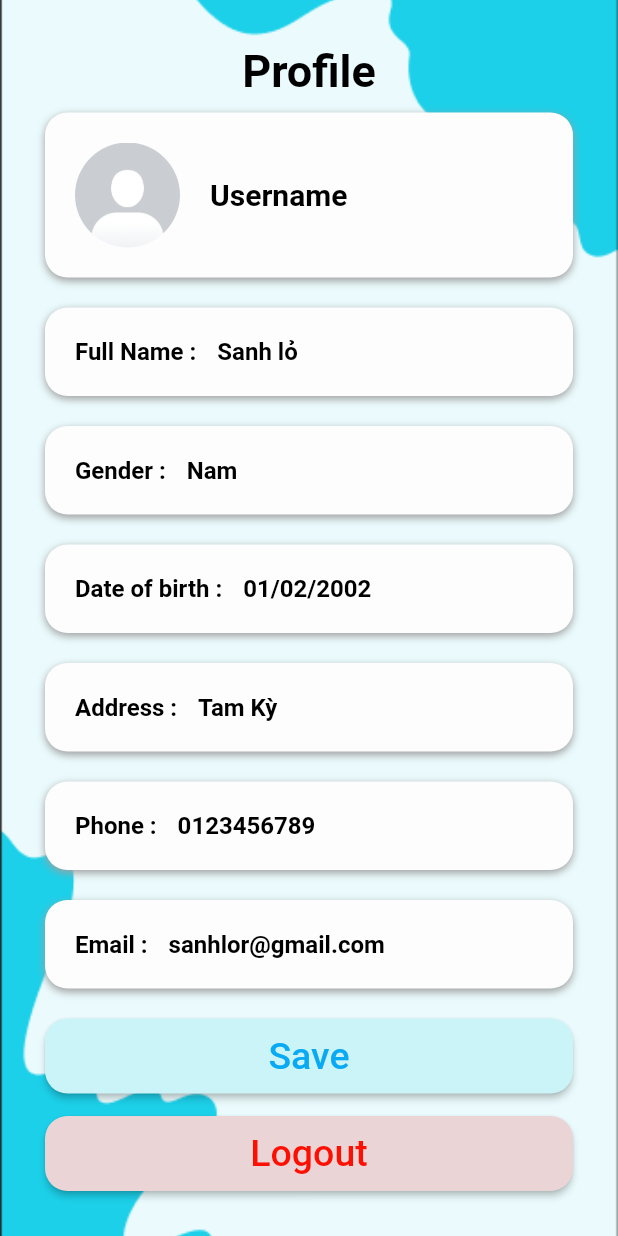
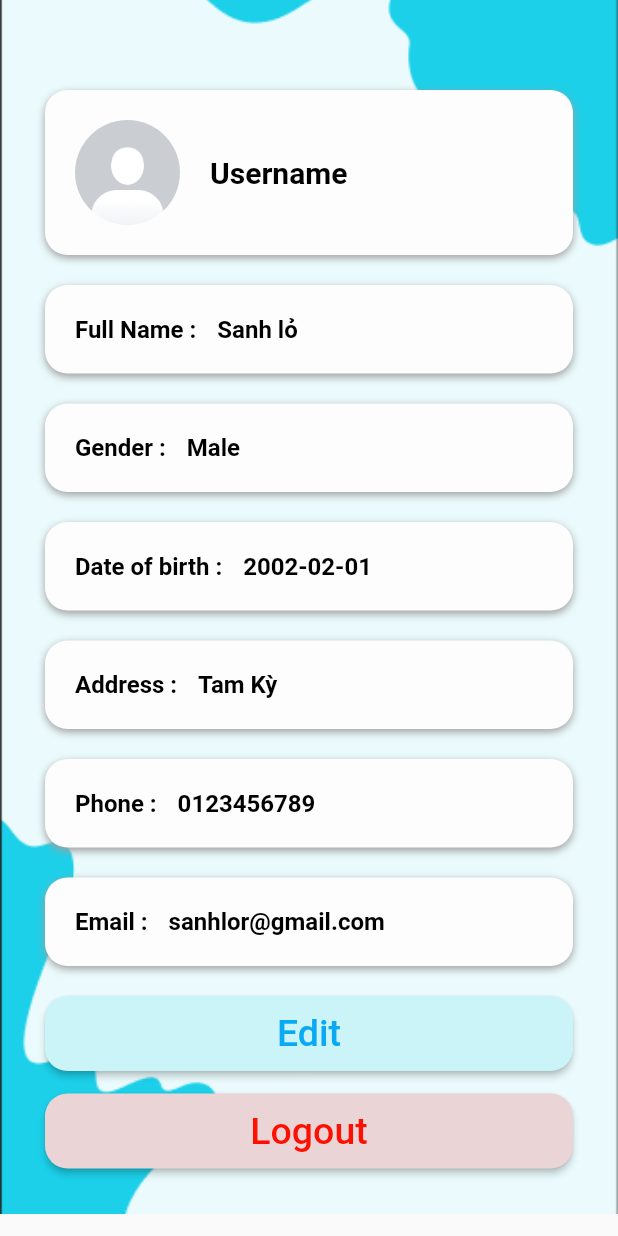
Before and after one commit to vuaspro1/english_learning, a Flutter app: the ProfileScreen screen opened directly, on a phone screen of 412 x 824 dp. Run offline on Flutter 3.47's test engine with Material 2 defaults, Android fonts, the light colour scheme and no system bars; our stand-ins replace get, google_fonts.

Commit message:
update Create EditProfile

```diff
--- a/lib/main.dart
+++ b/lib/main.dart
@@ -17,7 +17,7 @@ class MyApp extends StatelessWidget {
       theme: TAppTheme.lightTheme,
       darkTheme: TAppTheme.darkTheme,
       themeMode: ThemeMode.system,
-      home: const WelcomeScreen(),
+      home: const ProfileScreen(),
     );
   }
 }
--- a/lib/src/constants/text_strings.dart
+++ b/lib/src/constants/text_strings.dart
@@ -22,7 +22,7 @@ const String tPhone = "Phone : ";
 const String tDateOfBirth = "Date of birth : ";
 const String tGender = "Gender : ";
 const String tAddress = "Address : ";
-enum Gender { male, female }
+enum Gender { Male, Female }
 const String tMale = "Male";
 const String tFemale = "Female";
 const String tVerifyPassword = "Verify password";
@@ -30,12 +30,14 @@ const String tVerifyPassword = "Verify password";
 // --Profile Screen Text
 const String tUserNameUser = "user";
 const String tPasswordUser = "user";
-const String tFullNameUser = "Sanh lỏ";
-const String tEmailUser = "sanhlor@gmail.com";
-const String tPhoneUser = "0123456789";
-const String tDateOfBirthUser = "01/02/2002";
-const String tGenderUser = "Nam";
-const String tAddressUser = "Tam Kỳ";
+String tFullNameUser = "Sanh lỏ";
+String tEmailUser = "sanhlor@gmail.com";
+String tPhoneUser = "0123456789";
+String tDateOfBirthUser = "2002-02-01";
+String tGenderUser = "Male";
+String tAddressUser = "Tam Kỳ";
+const String tEdit = "Edit";
 const String tSave = "Save";
 const String tLogout = "Logout";
 const String tProfile = "Profile";
+const String tEditProfile = "EditProfile";
--- a/lib/src/features/authentication/screens/home/home.dart
+++ b/lib/src/features/authentication/screens/home/home.dart
@@ -26,6 +26,7 @@ class _HomeScreenState extends State<HomeScreen> {
             ),
           )
         ),
+
       ),
     );
   }
--- a/lib/src/features/authentication/screens/profile/profile.dart
+++ b/lib/src/features/authentication/screens/profile/profile.dart
@@ -1,7 +1,9 @@
 import 'package:english_learning/src/constants/colors.dart';
 import 'package:english_learning/src/constants/image_strings.dart';
 import 'package:english_learning/src/constants/text_strings.dart';
+import 'package:english_learning/src/features/authentication/screens/profile/EditProfile.dart';
 import 'package:flutter/material.dart';
+
 
 import '../../../../constants/sizes.dart';
 import '../../../../utils/theme/widget_themes/button_theme.dart';
@@ -34,15 +36,15 @@ class _ProfileScreenState extends State<ProfileScreen> {
 
             child: Column(
               children: [
-
-               const Text(tProfile, style: TextStyle(
-                  fontSize: tDefaultSize,
-                  color: tDarkColor,
-                 fontWeight: FontWeight.bold,
-                ),
-               textAlign: TextAlign.left,
-               ),
-                const SizedBox(height: tFormHeight-20,),
+               //
+               // const Text(tProfile, style: TextStyle(
+               //    fontSize: tDefaultSize,
+               //    color: tDarkColor,
+               //   fontWeight: FontWeight.bold,
+               //  ),
+               // textAlign: TextAlign.left,
+               // ),
+                const SizedBox(height: tFormHeight,),
               Container(
                 width: double.infinity,
                 padding: const EdgeInsets.symmetric(vertical: 20.0),
@@ -101,8 +103,15 @@ class _ProfileScreenState extends State<ProfileScreen> {
 
                 const SizedBox(height: tFormHeight - 10),
                 buildCustomButton(
-                  text: tSave,
-                  onPressed: () {},
+                  text: tEdit,
+                  onPressed: () {
+                    Navigator.push(
+                      context,
+                      MaterialPageRoute(builder: (context) {
+                       return EditProfile();
+                     }),
+                    );
+                  },
                   backgroundColor: tBackgroundButtonColor,
                   textColor: tTextButtonColor,
                 ),
--- a/lib/src/features/authentication/screens/signup/signup_screen.dart
+++ b/lib/src/features/authentication/screens/signup/signup_screen.dart
@@ -17,7 +17,7 @@ class SignUpScreen extends StatefulWidget {
 }
 class _SignUpScreenState extends State<SignUpScreen> {
   bool _obscureText = true;
-  Gender? _selectedGender = Gender.male;
+  Gender? _selectedGender = Gender.Male;
   DateTime? _selectedDate;
   bool _obscureVerifyPasswordText = true;
 
@@ -112,7 +112,7 @@ class _SignUpScreenState extends State<SignUpScreen> {
                               ),
                             ),
                             Radio<Gender>(
-                              value: Gender.male,
+                              value: Gender.Male,
                               groupValue: _selectedGender,
                               onChanged: (Gender? value) {
                                 setState(() {
@@ -125,7 +125,7 @@ class _SignUpScreenState extends State<SignUpScreen> {
                                   fontSize: tFormSize
                               ),),
                             Radio<Gender>(
-                              value: Gender.female,
+                              value: Gender.Female,
                               groupValue: _selectedGender,
                               onChanged: (Gender? value) {
                                 setState(() {
--- a/lib/src/utils/theme/widget_themes/text_field_row_theme.dart
+++ b/lib/src/utils/theme/widget_themes/text_field_row_theme.dart
@@ -25,7 +25,7 @@ Widget buildTextFieldRow(String label, String value) {
           margin: EdgeInsets.only(left: 20.0),
           child: Text(
             label,
-            style: TextStyle(
+            style: const TextStyle(
               color: tDarkColor,
               fontWeight: FontWeight.bold,
               fontSize: tFontSizeSubTitle,
--- a/pubspec.yaml
+++ b/pubspec.yaml
@@ -30,6 +30,7 @@ environment:
 dependencies:
   flutter:
     sdk: flutter
+  intl: ^0.17.0
 
 
   # The following adds the Cupertino Icons font to your application.
```
Also changed, not shown: lib/src/features/authentication/screens/profile/EditProfile.dart (added, +267 -0 lines), pubspec.lock.
